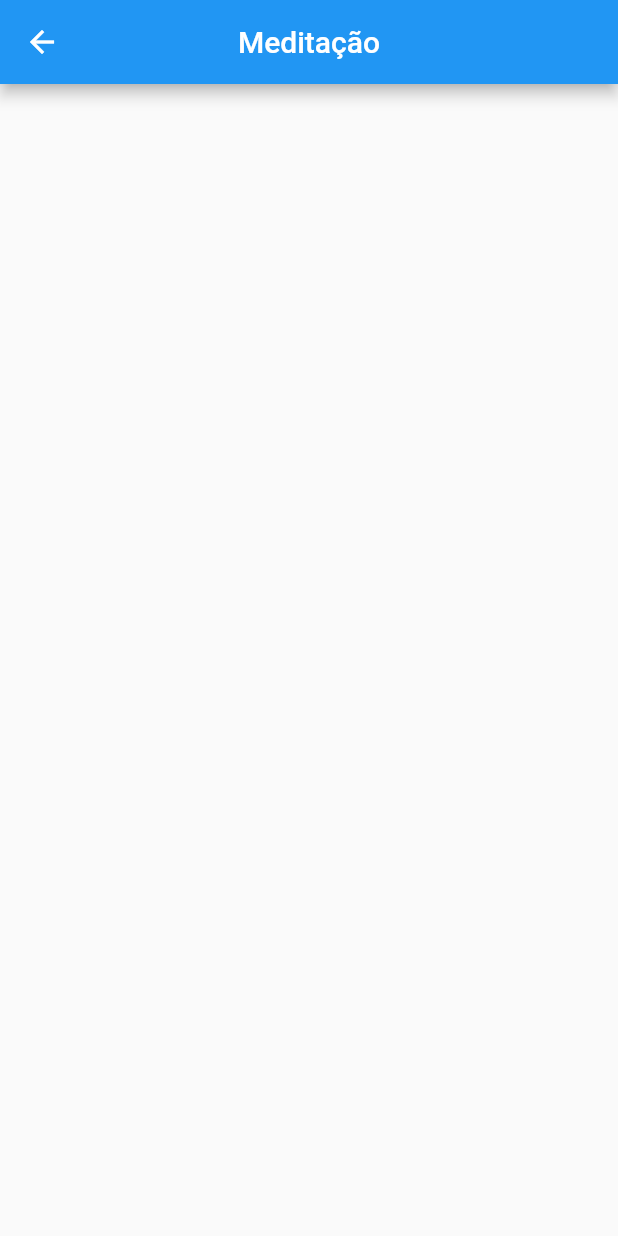
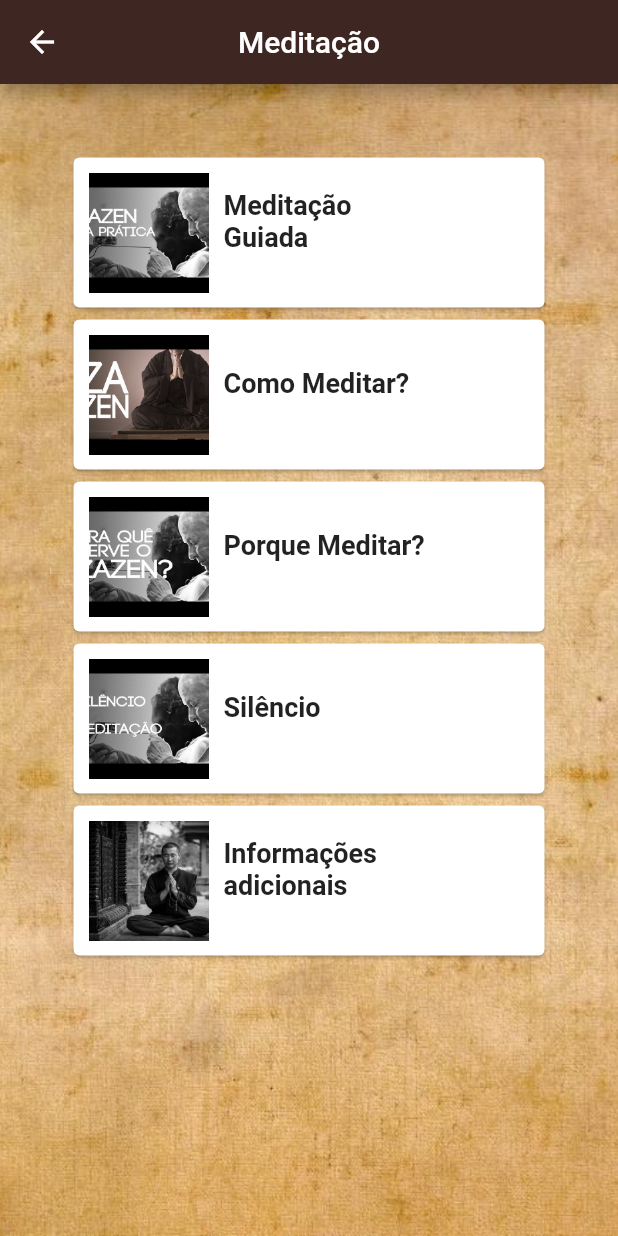
Before and after one commit to flaviobergamini/Mental-Health-Care_app, a Flutter app: the Meditacao screen opened directly, on a phone screen of 412 x 824 dp. Run offline on Flutter 3.47's test engine with Material 2 defaults, Android fonts, the phone set to English and light mode, and no system bars; missing offline and left inert: flutter_youtube.

Commit message:
Trabalhando com a tela de meditação, adicionando InkWell para navegar entre os videos e criando tela com imformações sobre o metodo de meditação proposto pelo app

```diff
--- a/MentalHealthCare/lib/main.dart
+++ b/MentalHealthCare/lib/main.dart
@@ -1,5 +1,7 @@
 import 'package:MentalHealthCare/control/home_page.dart';
 import 'package:flutter/material.dart';
+
+import 'view/info_meditacao.dart';
 
 void main() {
   runApp(MyApp());
@@ -15,6 +17,7 @@ class MyApp extends StatelessWidget {
         primarySwatch: Colors.blue,
         visualDensity: VisualDensity.adaptivePlatformDensity,
       ),
+      //home: InfoMeditacao(),
       home: HomePage(),
     );
   }
--- a/MentalHealthCare/lib/model/meditacao.dart
+++ b/MentalHealthCare/lib/model/meditacao.dart
@@ -1,4 +1,8 @@
+import 'package:MentalHealthCare/view/info_meditacao.dart';
 import 'package:flutter/material.dart';
+import 'package:flutter_youtube/flutter_youtube.dart';
+
+const API_KEY = "AIzaSyCUO4z2uEzVph-JilCmcqrTvZrS0GI7VKg";
 
 class Meditacao extends StatefulWidget {
   @override
@@ -8,11 +12,139 @@ class Meditacao extends StatefulWidget {
 class _MeditacaoState extends State<Meditacao> {
   @override
   Widget build(BuildContext context) {
+    final screenSize = MediaQuery.of(context).size;
+
     return Scaffold(
       appBar: AppBar(
         title: Text("Meditação"),
         centerTitle: true,
+        backgroundColor: Colors.brown[900],
+      ),
+      body: Stack(
+        children: <Widget>[
+          Image.asset(
+            "images/papel.jpeg",
+            fit: BoxFit.cover,
+            height: 1000.0,
+          ),
+          Padding(
+            padding: EdgeInsets.all(35.0),
+            child: Container(
+              decoration: BoxDecoration(color: Colors.transparent),
+              child: ListView.builder(
+                  padding: EdgeInsets.all(10.0),
+                  itemCount: 5,
+                  itemBuilder: (context, index) {
+                    return _videos(context, index);
+                  }),
+            ),
+          ),
+        ],
       ),
     );
   }
 }
+
+Widget _videos(BuildContext context, int index) {
+  String appText;
+  String image;
+  String description;
+  switch (index) {
+    case 0:
+      appText = "Meditação\nGuiada";
+      image = "images/mg.jpeg";
+      description = "";
+      break;
+    case 1:
+      appText = "Como Meditar?";
+      image = "images/m1.jpeg";
+      description = "";
+      break;
+    case 2:
+      appText = "Porque Meditar?";
+      image = "images/m2.jpeg";
+      description = "";
+      break;
+    case 3:
+      appText = "Silêncio";
+      image = "images/m3.jpeg";
+      description = "";
+      break;
+    case 4:
+      appText = "Informações\nadicionais";
+      image = "images/yoga.jpeg";
+      description = "";
+      break;
+  }
+  return InkWell(
+    child: Card(
+      child: Padding(
+        padding: EdgeInsets.all(10.0),
+        child: Row(
+          children: <Widget>[
+            Container(
+              width: 80.0,
+              height: 80.0,
+              decoration: BoxDecoration(
+                shape: BoxShape.rectangle,
+                image: DecorationImage(
+                    image: AssetImage(image), fit: BoxFit.cover),
+              ),
+            ),
+            Padding(
+              padding: EdgeInsets.only(left: 10.0),
+              child: Column(
+                crossAxisAlignment: CrossAxisAlignment.start,
+                children: <Widget>[
+                  Text(
+                    appText,
+                    style:
+                        TextStyle(fontSize: 18.0, fontWeight: FontWeight.bold),
+                  ),
+                  Text(
+                    description,
+                    style:
+                        TextStyle(fontSize: 13.0, fontWeight: FontWeight.w400),
+                    maxLines: 2,
+                  ),
+                ],
+              ),
+            ),
+          ],
+        ),
+      ),
+    ),
+    onTap: () {
+      switch (index) {
+        case 0:
+          FlutterYoutube.playYoutubeVideoByUrl(
+              apiKey: API_KEY,
+              videoUrl:
+                  "https://www.youtube.com/watch?v=98x8txJlGag&list=PLZ9-9MbIebj5Pn2MOj5mPR6nCUJ94r-7F&index=4");
+          break;
+        case 1:
+          FlutterYoutube.playYoutubeVideoByUrl(
+              apiKey: API_KEY,
+              videoUrl:
+                  "https://www.youtube.com/watch?v=pRpayFySsto&list=PLZ9-9MbIebj5Pn2MOj5mPR6nCUJ94r-7F");
+          break;
+        case 2:
+          FlutterYoutube.playYoutubeVideoByUrl(
+              apiKey: API_KEY,
+              videoUrl:
+                  "https://www.youtube.com/watch?v=SYJogxlkYnE&list=PLZ9-9MbIebj5Pn2MOj5mPR6nCUJ94r-7F&index=2");
+          break;
+        case 3:
+          FlutterYoutube.playYoutubeVideoByUrl(
+              apiKey: API_KEY,
+              videoUrl:
+                  "https://www.youtube.com/watch?v=xnTBhgj0-_E&list=PLZ9-9MbIebj5Pn2MOj5mPR6nCUJ94r-7F&index=3");
+          break;
+        case 4:
+          Navigator.push(context,
+              MaterialPageRoute(builder: (context) => InfoMeditacao()));
+          break;
+      }
+    },
+  );
+}
--- a/MentalHealthCare/pubspec.yaml
+++ b/MentalHealthCare/pubspec.yaml
@@ -29,6 +29,8 @@ dependencies:
   # Use with the CupertinoIcons class for iOS style icons.
   cupertino_icons: ^0.1.3
   path_provider: ^1.1.0
+  flutter_youtube: ^1.1.4
+  http: ^0.12.0
 
 dev_dependencies:
   flutter_test:
@@ -50,7 +52,7 @@ flutter:
   #   - images/a_dot_burr.jpeg
   #   - images/a_dot_ham.jpeg
   assets:
-    - images/person.png
+    - images/
 
   # An image asset can refer to one or more resolution-specific "variants", see
   # https://flutter.dev/assets-and-images/#resolution-aware.
```
Also changed, not shown: MentalHealthCare/lib/control/home_page.dart (+26 -9 lines), MentalHealthCare/lib/view/info_meditacao.dart (added, +91 -0 lines), MentalHealthCare/images/agenda.jpeg (added), MentalHealthCare/images/m1.jpeg (added), MentalHealthCare/images/m2.jpeg (added), MentalHealthCare/images/m3.jpeg (added), MentalHealthCare/images/meditacao.jpeg (added), MentalHealthCare/images/mg.jpeg (added), MentalHealthCare/images/nature.jpeg (added), MentalHealthCare/images/papel.jpeg (added), MentalHealthCare/images/yoga.jpeg (added).
